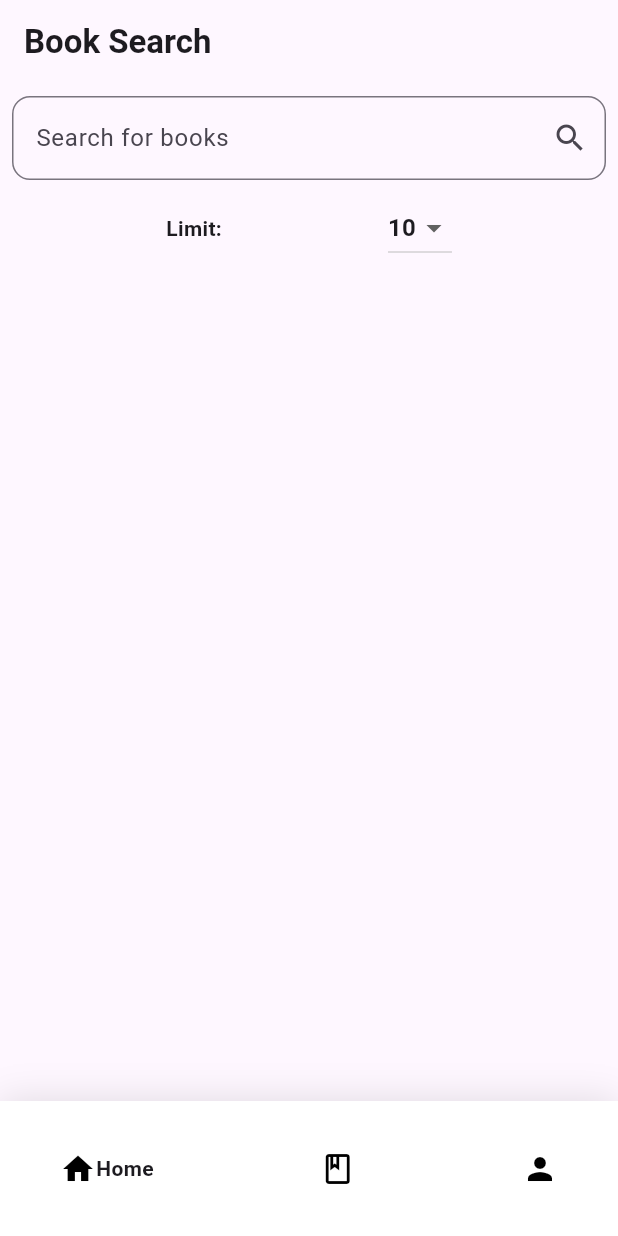
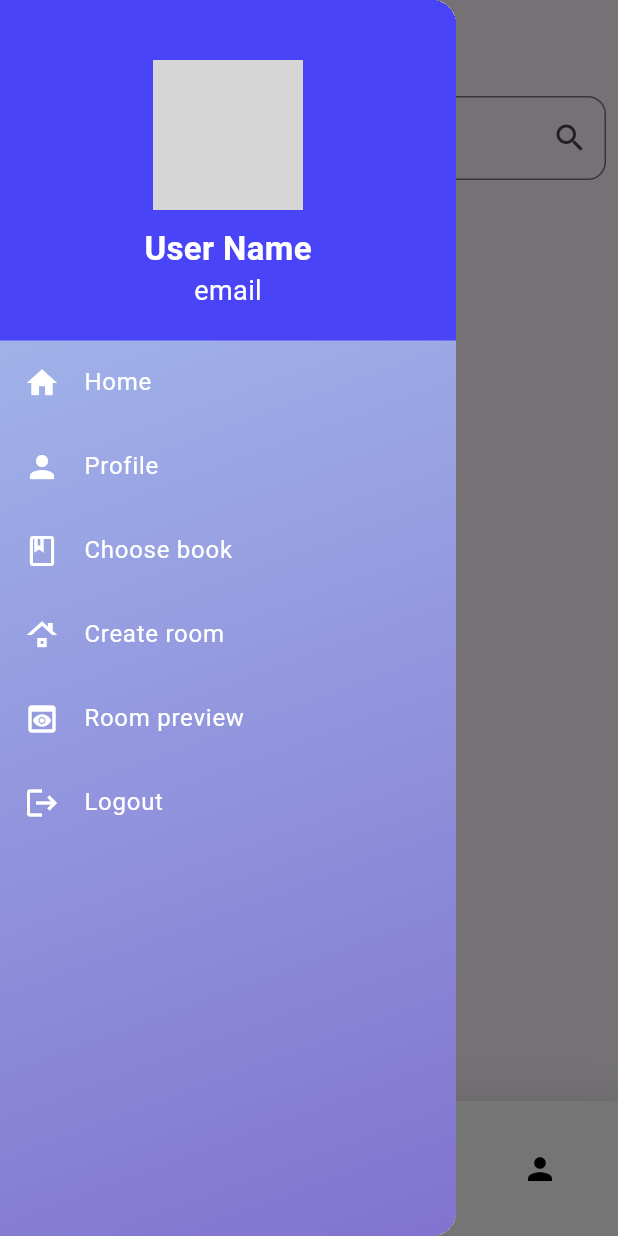
Before and after one commit to bishalbera/Bookverse, a Flutter app: the ChooseBooksScreen screen opened directly, with the side drawer open (before the commit the screen has no drawer), on a phone screen of 412 x 824 dp. Run offline on Flutter 3.47's test engine with Material 2 defaults, Android fonts, the phone set to English and light mode, and no system bars; drawn by our look-alikes of google_nav_bar; our stand-ins replace animated_splash_screen, awesome_snackbar_content, cloud_firestore, firebase_auth, firebase_core, google_fonts and 1 more; accounts and stored records are empty; grey boxes are pictures that could not be loaded.

Commit message:
drawer added

```diff
--- /dev/null
+++ b/lib/common/stylish_drawer.dart
@@ -0,0 +1,165 @@
+import 'package:book_verse/features/auth/screens/signIn_screen.dart';
+import 'package:book_verse/features/profile/profile_screen.dart';
+import 'package:firebase_auth/firebase_auth.dart';
+import 'package:flutter/material.dart';
+
+import '../features/choose_book/choose_book_screen.dart';
+import '../features/home/home_screen.dart';
+import '../features/room_creation/room_creation_screen.dart';
+import '../features/room_preview/room_preview_screen.dart';
+import '../utils/move_screen.dart';
+
+Widget buildStylishDrawer(BuildContext context) {
+  Color primaryGreen = const Color.fromARGB(255, 170, 198, 241);
+  Color secondaryGreen = const Color.fromARGB(255, 129, 115, 207);
+  Color headerGreen = const Color.fromARGB(255, 74, 68, 248);
+
+  return Drawer(
+    child: Stack(
+      children: <Widget>[
+        Container(
+          decoration: BoxDecoration(
+            gradient: LinearGradient(
+              colors: [
+                primaryGreen,
+                secondaryGreen,
+              ],
+              begin: Alignment.topLeft,
+              end: Alignment.bottomRight,
+            ),
+          ),
+        ),
+        ListView(
+          padding: EdgeInsets.zero,
+          children: <Widget>[
+            Container(
+              padding: const EdgeInsets.only(top: 40.0, bottom: 20.0),
+              decoration: BoxDecoration(
+                color: headerGreen,
+              ),
+              child: const Column(
+                crossAxisAlignment: CrossAxisAlignment.center,
+                mainAxisAlignment: MainAxisAlignment.center,
+                children: [
+                  CircleAvatar(
+                    radius: 50.0,
+                    backgroundImage: AssetImage(''),
+                  ),
+                  SizedBox(
+                    height: 10.0,
+                  ),
+                  Text(
+                    'User Name',
+                    style: TextStyle(
+                      fontSize: 22.0,
+                      color: Colors.white,
+                      fontWeight: FontWeight.bold,
+                    ),
+                  ),
+                  Text(
+                    "email",
+                    style: TextStyle(
+                      fontSize: 18.0,
+                      color: Colors.white,
+                    ),
+                  ),
+                ],
+              ),
+            ),
+            ListTile(
+              leading: const Icon(
+                Icons.home,
+                color: Colors.white,
+              ),
+              title: const Text(
+                'Home',
+                style: TextStyle(
+                  color: Colors.white,
+                ),
+              ),
+              onTap: () {
+                moveScreen(context, const HomeScreen());
+              },
+            ),
+            ListTile(
+              leading: const Icon(
+                Icons.person,
+                color: Colors.white,
+              ),
+              title: const Text(
+                'Profile',
+                style: TextStyle(
+                  color: Colors.white,
+                ),
+              ),
+              onTap: () {
+                moveScreen(context, const ProfileScreen());
+              },
+            ),
+            ListTile(
+              leading: const Icon(
+                Icons.book_outlined,
+                color: Colors.white,
+              ),
+              title: const Text(
+                'Choose book',
+                style: TextStyle(
+                  color: Colors.white,
+                ),
+              ),
+              onTap: () {
+                moveScreen(context, ChooseBooksScreen());
+              },
+            ),
+            ListTile(
+              leading: const Icon(
+                Icons.roofing,
+                color: Colors.white,
+              ),
+              title: const Text(
+                'Create room',
+                style: TextStyle(
+                  color: Colors.white,
+                ),
+              ),
+              onTap: () {
+                moveScreen(context, RoomCreationScreen());
+              },
+            ),
+            ListTile(
+              leading: const Icon(
+                Icons.preview,
+                color: Colors.white,
+              ),
+              title: const Text(
+                'Room preview',
+                style: TextStyle(
+                  color: Colors.white,
+                ),
+              ),
+              onTap: () {
+                moveScreen(context, const RoomPreviewScreen());
+              },
+            ),
+            ListTile(
+              leading: const Icon(
+                Icons.logout,
+                color: Colors.white,
+              ),
+              title: const Text(
+                'Logout',
+                style: TextStyle(
+                  color: Colors.white,
+                ),
+              ),
+              onTap: () {
+                FirebaseAuth.instance.signOut();
+                moveScreen(context, const SignInScreen());
+              },
+            ),
+          ],
+        ),
+      ],
+    ),
+  );
+}
--- a/lib/features/choose_book/choose_book_screen.dart
+++ b/lib/features/choose_book/choose_book_screen.dart
@@ -1,5 +1,6 @@
 import 'dart:convert';
 
+import 'package:book_verse/common/stylish_drawer.dart';
 import 'package:flutter/material.dart';
 import 'package:url_launcher/url_launcher.dart';
 import 'package:http/http.dart' as http;
@@ -57,7 +58,8 @@ class _ChooseBooksScreenState extends State<ChooseBooksScreen> {
   @override
   Widget build(BuildContext context) {
     return Scaffold(
-      bottomNavigationBar: MyCustomBottomNavigationBar(),
+      drawer: buildStylishDrawer(context),
+      bottomNavigationBar: const MyCustomBottomNavigationBar(),
       appBar: AppBar(
         title: Text(
           'Book Search',
--- a/lib/features/home/home_screen.dart
+++ b/lib/features/home/home_screen.dart
@@ -3,6 +3,7 @@ import 'package:google_fonts/google_fonts.dart';
 import 'package:intl/intl.dart';
 
 import '../../common/bottom_navigation_bar.dart';
+import '../../common/stylish_drawer.dart';
 import '../../utils/appBar.dart';
 import '../../utils/move_screen.dart';
 import '../room_creation/room_creation_screen.dart';
@@ -48,7 +49,8 @@ class _HomeScreenState extends State<HomeScreen> {
   @override
   Widget build(BuildContext context) {
     return Scaffold(
-      bottomNavigationBar: MyCustomBottomNavigationBar(),
+      bottomNavigationBar: const MyCustomBottomNavigationBar(),
+      drawer: buildStylishDrawer(context),
       appBar: makeAppBar(context),
       body: SingleChildScrollView(
         child: Column(
--- a/lib/features/profile/profile_screen.dart
+++ b/lib/features/profile/profile_screen.dart
@@ -1,6 +1,7 @@
 import 'package:flutter/material.dart';
 
 import '../../common/bottom_navigation_bar.dart';
+import '../../common/stylish_drawer.dart';
 
 class ProfileScreen extends StatefulWidget {
   const ProfileScreen({super.key});
@@ -14,6 +15,7 @@ class _ProfileScreenState extends State<ProfileScreen> {
   Widget build(BuildContext context) {
     return Scaffold(
       bottomNavigationBar: const MyCustomBottomNavigationBar(),
+      drawer: buildStylishDrawer(context),
       appBar: AppBar(
         title: const Text('Profile'),
       ),
--- a/lib/features/room_creation/room_creation_screen.dart
+++ b/lib/features/room_creation/room_creation_screen.dart
@@ -1,6 +1,7 @@
 import 'package:flutter/material.dart';
 import 'package:google_fonts/google_fonts.dart';
 
+import '../../common/stylish_drawer.dart';
 import '../../utils/appBar.dart';
 import '../../utils/move_screen.dart';
 import '../room_details/room_details_screens.dart';
@@ -42,6 +43,7 @@ class _RoomCreationScreenState extends State<RoomCreationScreen>
   Widget build(BuildContext context) {
     return Scaffold(
       appBar: makeAppBar(context),
+      drawer: buildStylishDrawer(context),
       body: Center(
         child: Column(
           mainAxisAlignment: MainAxisAlignment.center,
--- a/lib/features/room_details/room_details_screens.dart
+++ b/lib/features/room_details/room_details_screens.dart
@@ -3,6 +3,7 @@ import 'dart:math';
 import 'package:flutter/material.dart';
 import 'package:google_fonts/google_fonts.dart';
 
+import '../../common/stylish_drawer.dart';
 import '../../utils/appBar.dart';
 import '../../utils/move_screen.dart';
 import '../room_preview/room_preview_screen.dart';
@@ -28,8 +29,8 @@ class _RoomDetailsScreenState extends State<RoomDetailsScreen>
       lowerBound: 0.0,
       upperBound: 0.1,
     )..addListener(() {
-      setState(() {});
-    });
+        setState(() {});
+      });
     _scaleAnimation = Tween<double>(
       begin: 1.0,
       end: 0.9,
@@ -65,6 +66,7 @@ class _RoomDetailsScreenState extends State<RoomDetailsScreen>
   Widget build(BuildContext context) {
     return Scaffold(
       appBar: makeAppBar(context),
+      drawer: buildStylishDrawer(context),
       body: Center(
         child: Column(
           mainAxisAlignment: MainAxisAlignment.center,
--- a/lib/features/room_preview/room_preview_screen.dart
+++ b/lib/features/room_preview/room_preview_screen.dart
@@ -4,6 +4,7 @@ import 'package:book_verse/features/room_preview/widgets/animated_btn.dart';
 import 'package:flutter/material.dart';
 import 'package:google_fonts/google_fonts.dart';
 
+import '../../common/stylish_drawer.dart';
 import '../../utils/appBar.dart';
 
 class RoomPreviewScreen extends StatefulWidget {
@@ -115,6 +116,7 @@ class _RoomPreviewScreenState extends State<RoomPreviewScreen> {
   @override
   Widget build(BuildContext context) {
     return Scaffold(
+      drawer: buildStylishDrawer(context),
       appBar: makeAppBar(context,
           bgColor: selectedThemeIndex == 1 ? Colors.white : Colors.black,
           fontColor: selectedThemeIndex == 1 ? Colors.black : Colors.white),
```
